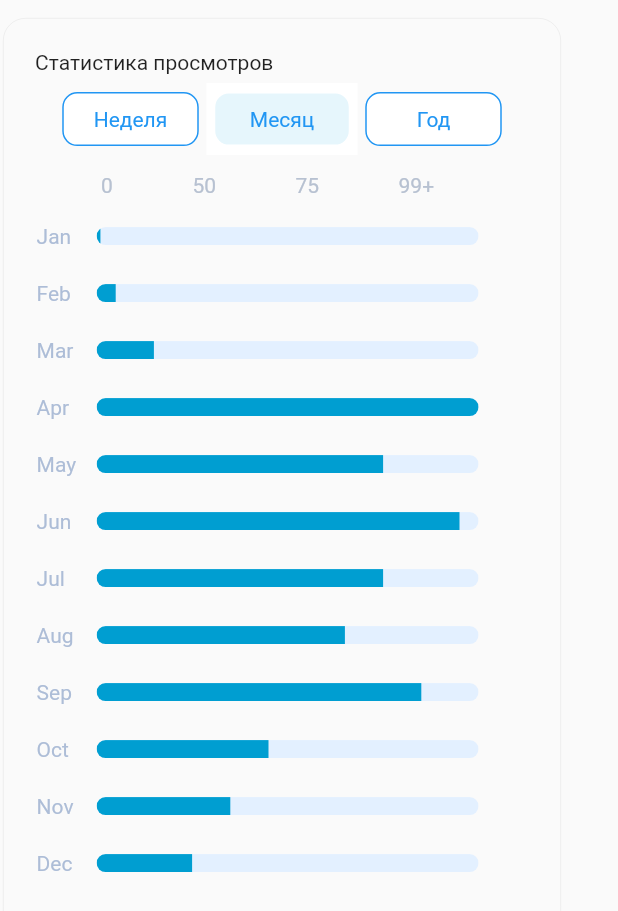
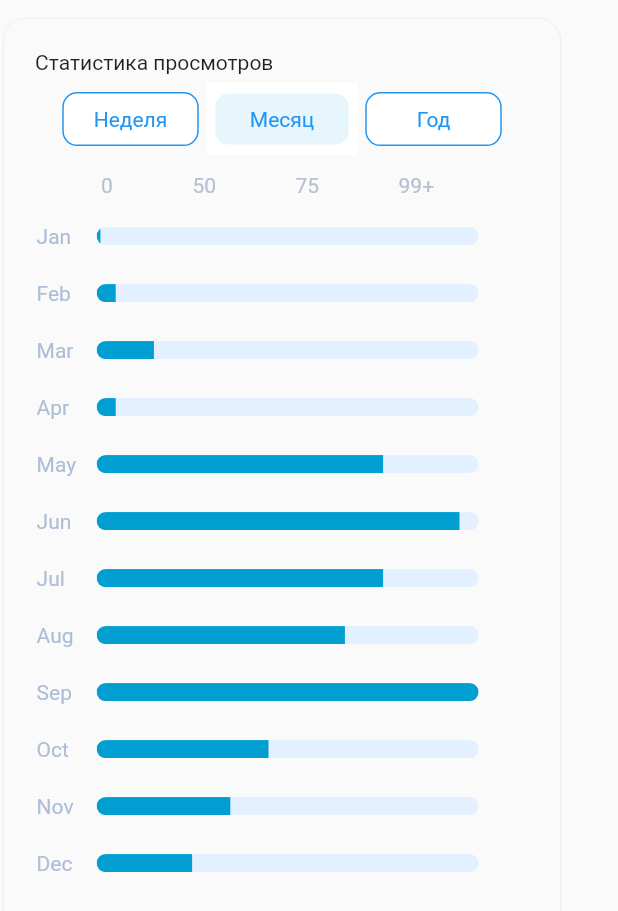
Before and after one commit to missionnowin/test_app, a Flutter app: the Chart widget shown alone on an empty page, opened directly, after a tap on "Месяц", on a phone screen of 412 x 824 dp. Shown: the top 911 px of the screen. Run offline on Flutter 3.47's test engine with Material 2 defaults, Android fonts, the phone set to English and light mode, and no system bars; our stand-ins replace auto_route, bloc, dio, flutter_bloc, flutter_form_builder, flutter_secure_storage and 5 more; missing offline and left inert: dart:ffi; accounts and stored records are empty; Roboto replaces fonts that are missing (DM Sans); project files that could hold a hidden picture were left out.

Commit message:
Update chart_bloc

```diff
--- a/lib/logic/blocs/custom_chart_bloc/custom_chart_bloc.dart
+++ b/lib/logic/blocs/custom_chart_bloc/custom_chart_bloc.dart
@@ -1,25 +1,13 @@
 import 'dart:async';
-
 import 'package:bloc/bloc.dart';
 import 'package:meta/meta.dart';
-
 import '../../models/chart_data.dart';
 
 part 'custom_chart_event.dart';
 part 'custom_chart_state.dart';
 
 class CustomChartBloc extends Bloc<CustomChartEvent, CustomChartState> {
-  CustomChartBloc() : super(CustomChartWeek(
-      [
-        ChartData(label: 'Mon', value: 15),
-        ChartData(label: 'Tue', value: 25),
-        ChartData(label: 'Wed', value: 115),
-        ChartData(label: 'Thr', value: 5),
-        ChartData(label: 'Fri', value: 45),
-        ChartData(label: 'Sat', value: 55),
-        ChartData(label: 'Sun', value: 75),
-      ]
-  )) {
+  CustomChartBloc() : super(CustomChartInitial()) {
     on<SetWeek>(_setWeek);
     on<SetYears>(_setYear);
     on<SetMonths>(_setMonths);
@@ -42,12 +30,12 @@ class CustomChartBloc extends Bloc<CustomChartEvent, CustomChartState> {
         ChartData(label: 'Jan', value: 1),
         ChartData(label: 'Feb', value: 5),
         ChartData(label: 'Mar', value: 15),
-        ChartData(label: 'Apr', value: 155),
+        ChartData(label: 'Apr', value: 5),
         ChartData(label: 'May', value: 75),
         ChartData(label: 'Jun', value: 95),
         ChartData(label: 'Jul', value: 75),
         ChartData(label: 'Aug', value: 65),
-        ChartData(label: 'Sep', value: 85),
+        ChartData(label: 'Sep', value: 185),
         ChartData(label: 'Oct', value: 45),
         ChartData(label: 'Nov', value: 35),
         ChartData(label: 'Dec', value: 25),
@@ -56,6 +44,7 @@ class CustomChartBloc extends Bloc<CustomChartEvent, CustomChartState> {
   }
 
   Future<void> _setWeek(SetWeek event, Emitter<CustomChartState> emit) async {
+    emit(CustomChartInitial());
     emit((CustomChartWeek(
         [
           ChartData(label: 'Mon', value: 15),
--- a/lib/logic/blocs/custom_chart_bloc/custom_chart_state.dart
+++ b/lib/logic/blocs/custom_chart_bloc/custom_chart_state.dart
@@ -3,6 +3,9 @@ part of 'custom_chart_bloc.dart';
 abstract class CustomChartState {
   List<ChartData>? data;
   CustomChartState(this.data);
+}
+class CustomChartInitial extends CustomChartState{
+  CustomChartInitial()  : super(null);
 }
 
 class CustomChartWeek extends CustomChartState {
--- a/lib/logic/blocs/update_image_bloc/update_image_bloc.dart
+++ b/lib/logic/blocs/update_image_bloc/update_image_bloc.dart
@@ -13,10 +13,10 @@ class UpdateImageBloc extends Bloc<UpdateImageEvent, UpdateImageState> {
   }
 
   Future<void> _onUpdate(UpdateImageEvent event,emit) async {
-    emit(UpdateImageInitial());
     try{
       final image = await ImagePicker().pickImage(source: ImageSource.gallery);
       if (image != null) {
+        emit(UpdateImageInitial());
         final fileSizeMB = await image.length() / (1024 * 1024);
         if(fileSizeMB < 40){
           event.logoPath = await ApiService().uploadFile(image.path);
--- a/lib/views/pages/main_pages/profile/profile_update_page.dart
+++ b/lib/views/pages/main_pages/profile/profile_update_page.dart
@@ -36,9 +36,6 @@ class ProfilePageUpdate extends StatelessWidget {
                         }
                         if (state is UserCancelState) {
                           state.employerModel = EmployerModel.copyWith(context.read<UserBloc>().state.employerModel!);
-                        }
-                        if (state is UpdateImageInitial) {
-                          ScaffoldMessenger.of(context).showSnackBar(const SnackBar(content: Text('Profile update error'),));
                         }
                       },
                       child: BlocBuilder<UserUpdateBloc, UserUpdateState>(
@@ -86,8 +83,7 @@ class ProfilePageUpdate extends StatelessWidget {
                                                     ScaffoldMessenger.of(
                                                         context).showSnackBar(
                                                         const SnackBar(
-                                                            content: Text(
-                                                                'Something went wrong')));
+                                                            content: Text('Something went wrong')));
                                                   }
                                                 },
                                                 child: ProfileUpdateForm(
--- a/lib/views/widgets/home_page_widgets/chart/chart.dart
+++ b/lib/views/widgets/home_page_widgets/chart/chart.dart
@@ -10,9 +10,11 @@ class Chart extends StatelessWidget{
   @override
   Widget build(BuildContext context) {
     return BlocProvider<CustomChartBloc>(
-      create: (context) => CustomChartBloc(),
+      create: (context) => CustomChartBloc()..add(SetWeek()),
       child: BlocBuilder<CustomChartBloc, CustomChartState>(
         builder: (context, state) {
+          if(state is !CustomChartInitial)
+          {
             return Container(
               margin: const EdgeInsets.symmetric(vertical: 12.0, horizontal: 2.0),
               width: MediaQuery.of(context).size.width - 40,
@@ -41,9 +43,14 @@ class Chart extends StatelessWidget{
                 ],
               ),
             );
+          }
+          else{
+            return const Center(
+              child: CircularProgressIndicator(),
+            );
+          }
         },
       ),
     );
   }
-
 }
--- a/lib/views/widgets/profile_page_update_widgets/profile_update_image.dart
+++ b/lib/views/widgets/profile_page_update_widgets/profile_update_image.dart
@@ -21,7 +21,7 @@ class ProfileUpdateImage extends StatelessWidget{
                   context.read<UserUpdateBloc>().add(UserUpdateImageEvent(state.logoPath));
                 }
                 if (state is UpdateImageInitial) {
-                  ScaffoldMessenger.of(context).showSnackBar(const SnackBar(content: Text('Upload image error'),));
+                  ScaffoldMessenger.of(context).showSnackBar(const SnackBar(content: Text('Loading..'),));
                 }
               },
               builder: (context, _) {
```
Also changed, not shown: lib/views/pages/main_pages/main_page.dart (+14 -10 lines). Lines whose indentation alone changed are shown as unchanged.
